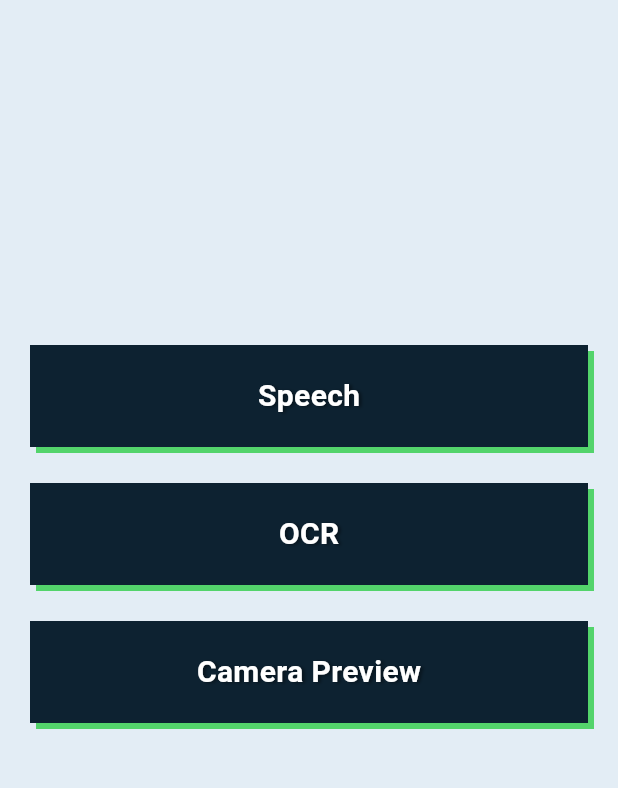
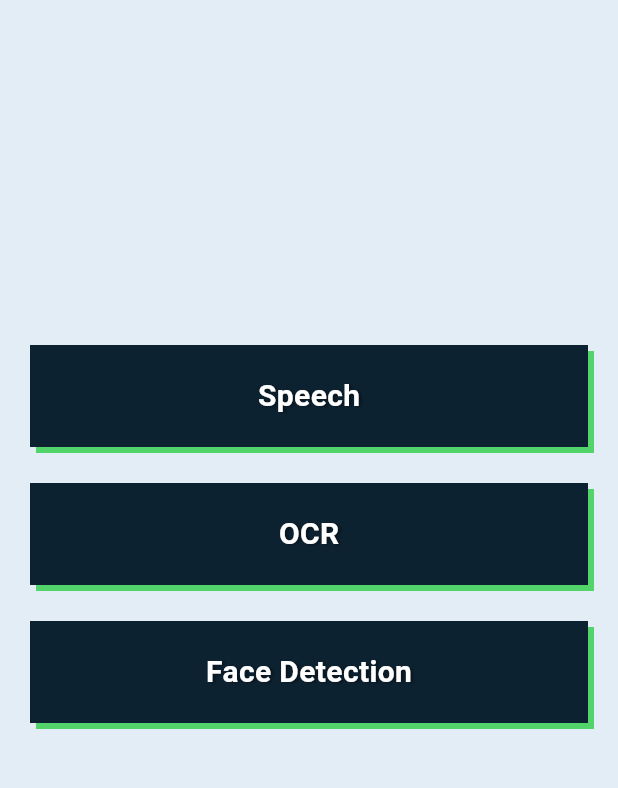
Before and after one commit to riyan-dcosta/ai_application_dct, a Flutter app: the screen it shows after launch, on a phone screen of 412 x 824 dp, the part 84-872 px from its top. Run offline on Flutter 3.47's test engine with Material 2 defaults, Android fonts, the phone set to English and light mode, and no system bars; our stand-ins replace auto_route, camera, dotted_border, file_picker, flutter_riverpod, freezed_annotation and 2 more; missing offline and left inert: camerawesome, circular_progress_bar_with_lines, flutter_pdfview, google_mlkit_face_detection, pigeon; generated files the repository leaves out were written again.

Commit message:
face detection page changes.

```diff
--- a/lib/features/face_detection/presentation/pages/camera_image_stream.dart
+++ b/lib/features/face_detection/presentation/pages/camera_image_stream.dart
@@ -26,6 +26,7 @@ class _CameraImageStreamPageState extends State<CameraImageStreamPage>
   int delayTime = 5000;
   double progress = 0;
   XFile? imageFile;
+  final String pageTitle = "Face Detection";
 
   @override
   void initState() {
@@ -140,7 +141,7 @@ class _CameraImageStreamPageState extends State<CameraImageStreamPage>
   @override
   Widget build(BuildContext context) {
     return Scaffold(
-      appBar: AppBar(title: const Text("Camera Preview")),
+      appBar: AppBar(title: Text(pageTitle)),
       body: (cameraController != null && cameraController!.value.isInitialized)
           ? Column(
               crossAxisAlignment: CrossAxisAlignment.stretch,
--- a/lib/features/nav_decider_pages/presentation/views/home_page.dart
+++ b/lib/features/nav_decider_pages/presentation/views/home_page.dart
@@ -28,7 +28,7 @@ class HomePage extends StatelessWidget {
               routeName: DocUploadRoute(),
             ),
             CustomButton(
-              label: 'Camera Preview',
+              label: 'Face Detection',
               routeName: CameraImageStreamRoute(),
             ),
           ],
```
